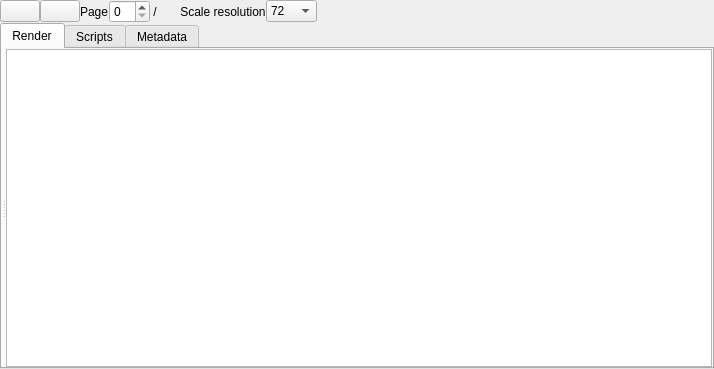
First picture: the form in gui/resources/pdf_toolbar.ui, repository arxsys/dff-ui, before the edit.
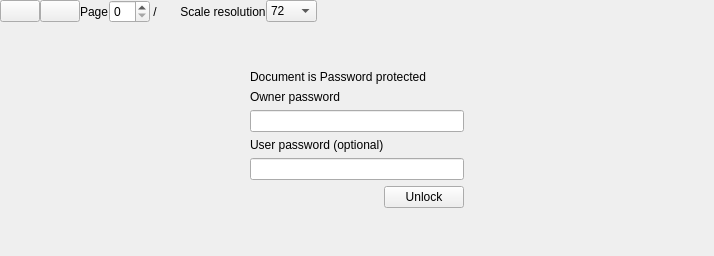
Second picture: the form after the edit. The open tabs and pages were chosen to show the change. Icons and pictures are not drawn.

Commit message: Add pdf widget ui file

Diff of the .ui file:
```diff
--- a/gui/resources/pdf_toolbar.ui
+++ b/gui/resources/pdf_toolbar.ui
@@ -7,7 +7,7 @@
     <x>0</x>
     <y>0</y>
     <width>714</width>
-    <height>369</height>
+    <height>256</height>
    </rect>
   </property>
   <property name="windowTitle">
@@ -124,6 +124,19 @@
     </layout>
    </item>
    <item>
+    <widget class="QStackedWidget" name="stack">
+     <property name="currentIndex">
+      <number>0</number>
+     </property>
+     <widget class="QWidget" name="render">
+      <layout class="QHBoxLayout" name="horizontalLayout_5">
+       <property name="spacing">
+        <number>0</number>
+       </property>
+       <property name="margin">
+        <number>0</number>
+       </property>
+       <item>
     <widget class="QTabWidget" name="tabWidget">
      <property name="currentIndex">
       <number>0</number>
@@ -191,6 +204,127 @@
        </property>
        <item>
         <widget class="QPlainTextEdit" name="metadataEdit"/>
+           </item>
+          </layout>
+         </widget>
+        </widget>
+       </item>
+      </layout>
+     </widget>
+     <widget class="QWidget" name="page_2">
+      <layout class="QHBoxLayout" name="horizontalLayout_8" stretch="0,0,0">
+       <item>
+        <spacer name="horizontalSpacer_2">
+         <property name="orientation">
+          <enum>Qt::Horizontal</enum>
+         </property>
+         <property name="sizeHint" stdset="0">
+          <size>
+           <width>221</width>
+           <height>20</height>
+          </size>
+         </property>
+        </spacer>
+       </item>
+       <item>
+        <widget class="QWidget" name="widget" native="true">
+         <layout class="QVBoxLayout" name="verticalLayout_3" stretch="0,0,0,0,0,0,0,0">
+          <item>
+           <spacer name="verticalSpacer_2">
+            <property name="orientation">
+             <enum>Qt::Vertical</enum>
+            </property>
+            <property name="sizeHint" stdset="0">
+             <size>
+              <width>20</width>
+              <height>40</height>
+             </size>
+            </property>
+           </spacer>
+          </item>
+          <item>
+           <widget class="QLabel" name="label_8">
+            <property name="text">
+             <string>Document is Password protected</string>
+            </property>
+           </widget>
+          </item>
+          <item>
+           <widget class="QLabel" name="label_9">
+            <property name="text">
+             <string>Owner password</string>
+            </property>
+           </widget>
+          </item>
+          <item>
+           <widget class="QLineEdit" name="owneredit"/>
+          </item>
+          <item>
+           <widget class="QLabel" name="label_10">
+            <property name="text">
+             <string>User password (optional)</string>
+            </property>
+           </widget>
+          </item>
+          <item>
+           <widget class="QLineEdit" name="useredit"/>
+          </item>
+          <item>
+           <layout class="QHBoxLayout" name="horizontalLayout_7">
+            <item>
+             <spacer name="horizontalSpacer_4">
+              <property name="orientation">
+               <enum>Qt::Horizontal</enum>
+              </property>
+              <property name="sizeHint" stdset="0">
+               <size>
+                <width>40</width>
+                <height>20</height>
+               </size>
+              </property>
+             </spacer>
+            </item>
+            <item>
+             <widget class="QPushButton" name="unlockButton">
+              <property name="text">
+               <string>Unlock</string>
+              </property>
+              <property name="icon">
+               <iconset resource="gui.qrc">
+                <normaloff>:/password.png</normaloff>:/password.png</iconset>
+              </property>
+             </widget>
+            </item>
+           </layout>
+          </item>
+          <item>
+           <spacer name="verticalSpacer">
+            <property name="orientation">
+             <enum>Qt::Vertical</enum>
+            </property>
+            <property name="sizeHint" stdset="0">
+             <size>
+              <width>20</width>
+              <height>40</height>
+             </size>
+            </property>
+           </spacer>
+          </item>
+         </layout>
+        </widget>
+       </item>
+       <item>
+        <spacer name="horizontalSpacer_3">
+         <property name="orientation">
+          <enum>Qt::Horizontal</enum>
+         </property>
+         <property name="sizeHint" stdset="0">
+          <size>
+           <width>220</width>
+           <height>20</height>
+          </size>
+         </property>
+        </spacer>
        </item>
       </layout>
      </widget>
```
Lines whose indentation alone changed are shown as unchanged.
